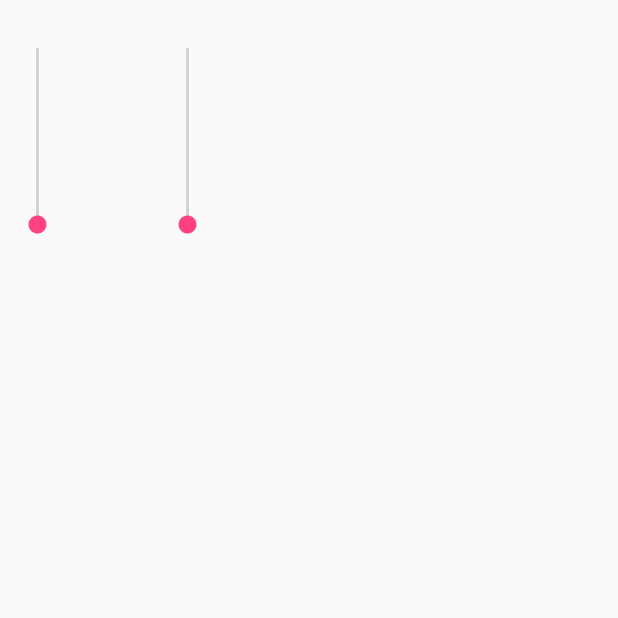
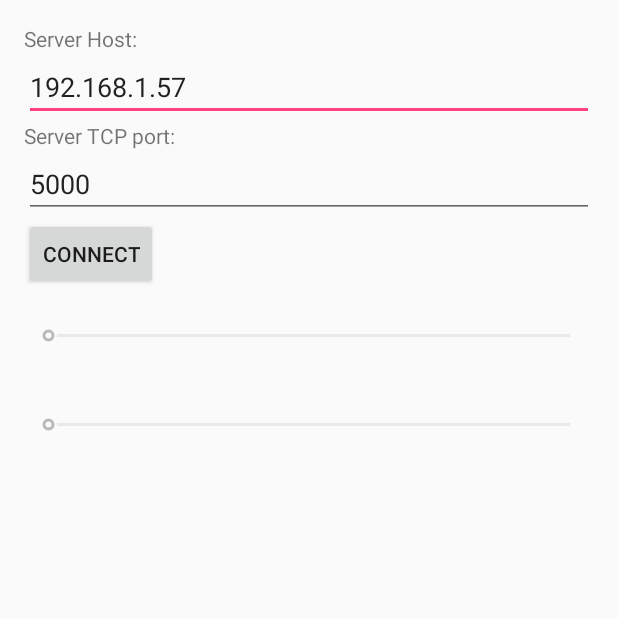
Before and after one commit to strazdinsg/datakomm-tools, an Android app: the screen it shows after launch (MainActivity), on a phone screen of 412 x 824 dp, the top half of it. Run offline under Robolectric (Android 15) with nearby library versions, the phone set to English and light mode, and no system bars.

Commit message:
Example JsonServer created; some improvements for JsonMessage; In Android Tcp Client: handle feedback, allow to configure host and port in GUI, button to connect, Use Java 1.8 again, lock screen to portrait orientation

```diff
--- a/android-tcp-client/AndroidJsonCommandTcpClient/app/src/main/AndroidManifest.xml
+++ b/android-tcp-client/AndroidJsonCommandTcpClient/app/src/main/AndroidManifest.xml
@@ -10,7 +10,8 @@
         android:label="@string/app_name"
         android:supportsRtl="true"
         android:theme="@style/AppTheme">
-        <activity android:name="no.ntnu.datakomm.MainActivity">
+        <activity android:name="no.ntnu.datakomm.MainActivity"
+            android:screenOrientation="portrait">
             <intent-filter>
                 <action android:name="android.intent.action.MAIN" />
 
--- a/android-tcp-client/AndroidJsonCommandTcpClient/app/src/main/java/no/ntnu/datakomm/MainActivity.java
+++ b/android-tcp-client/AndroidJsonCommandTcpClient/app/src/main/java/no/ntnu/datakomm/MainActivity.java
@@ -5,7 +5,11 @@ import android.os.Bundle;
 import android.os.Handler;
 import android.os.Message;
 import android.util.Log;
+import android.view.View;
+import android.widget.Button;
+import android.widget.EditText;
 import android.widget.SeekBar;
+import android.widget.Toast;
 import android.widget.VerticalSeekBar;
 
 import datakomm.ntnu.no.androidjsoncommandtcpclient.R;
@@ -15,12 +19,19 @@ public class MainActivity extends Activity {
     private static final String TAG = "MainActivity";
 
     // Default server's address and port
-    private static final String SERVER_HOST = "192.168.1.57";
-    private static final int SERVER_PORT = 5000;
+    private static final String DEFAULT_SERVER_HOST = "192.168.1.57";
+    private static final int DEFAULT_SERVER_PORT = 5000;
+
+    // States of the application
+    private static enum State { STARTED, CONN_INITIATED, CONN_OPENED };
+    private State state;
 
     private TcpClient tcpClient;
-    private VerticalSeekBar seekBar1;
-    private VerticalSeekBar seekBar2;
+    private SeekBar seekBar1;
+    private SeekBar seekBar2;
+    private EditText etHost;
+    private EditText etPort;
+    private Button btConnect;
 
     /**
      * Initialize all the necessary components
@@ -30,6 +41,8 @@ public class MainActivity extends Activity {
     protected void onCreate(Bundle savedInstanceState) {
         super.onCreate(savedInstanceState);
         setContentView(R.layout.activity_main);
+
+        state = State.STARTED;
 
         initGui();
         initBackgroundLooper();
@@ -54,9 +67,7 @@ public class MainActivity extends Activity {
                 switch (msg.what) {
                     case TcpClient.MSG_TYPE_FEEDBACK:
                         Feedback feedback = (Feedback) msg.obj;
-                        // TODO - handle feedback
-                        Log.i(TAG, "Got feedback in the main GUI thread: success="
-                                + feedback.isSuccess() + ", msg=" + feedback.getErrMsg());
+                        handleFeedback(feedback);
                         break;
                 }
             }
@@ -69,24 +80,40 @@ public class MainActivity extends Activity {
             return;
         }
 
-        tcpClient.initiateConnectionToServer(SERVER_HOST, SERVER_PORT);
     }
 
     /**
      * Initialize the GUI: seekbars, listeners etc
      */
     private void initGui() {
-        seekBar1 = (VerticalSeekBar) findViewById(R.id.seekbar1);
-        seekBar2 = (VerticalSeekBar) findViewById(R.id.seekbar2);
+        // Initialize widget references
+        seekBar1 = (SeekBar) findViewById(R.id.seekBar1);
+        seekBar2 = (SeekBar) findViewById(R.id.seekBar2);
+        etHost = (EditText) findViewById(R.id.serverHost);
+        etPort = (EditText) findViewById(R.id.serverPort);
+        btConnect = (Button) findViewById(R.id.connect);
+
+        // Set some default values
+        etHost.setText(DEFAULT_SERVER_HOST);
+        etPort.setText("" + DEFAULT_SERVER_PORT);
+        seekBar1.setEnabled(false);
+        seekBar2.setEnabled(false);
+
+        // React on Connect button
+        btConnect.setOnClickListener(new View.OnClickListener() {
+            @Override
+            public void onClick(View v) {
+                connectToServer();
+            }
+        });
+
 
         // React on seekbar changes
         SeekBar.OnSeekBarChangeListener seekbarListener = new SeekBar.OnSeekBarChangeListener() {
             @Override
             public void onProgressChanged(SeekBar seekBar, int progress, boolean fromUser) {}
-
             @Override
             public void onStartTrackingTouch(SeekBar seekBar) {}
-
             /**
              * This method is called when the user releases a seekbar
              * @param seekBar
@@ -102,6 +129,54 @@ public class MainActivity extends Activity {
 
         seekBar1.setOnSeekBarChangeListener(seekbarListener);
         seekBar2.setOnSeekBarChangeListener(seekbarListener);
+
+    }
+
+    /**
+     * Initiate connection to server, Background thread will handle it, so we wait for answer
+     */
+    private void connectToServer() {
+        // Disable the Connect button until we get a response
+        btConnect.setEnabled(false);
+
+        // Try to open connection
+        String host = etHost.getText().toString();
+        try {
+            int port = Integer.valueOf(etPort.getText().toString());
+            tcpClient.initiateConnectionToServer(host, port);
+            state = State.CONN_INITIATED;
+
+        } catch (NumberFormatException ex) {
+            Toast.makeText(this, "Invalid port, should be a number", Toast.LENGTH_SHORT).show();
+        }
+    }
+
+    private void handleFeedback(Feedback feedback) {
+        Log.i(TAG, "Got feedback in the main GUI thread: success="
+                + feedback.isSuccess() + ", msg=" + feedback.getErrMsg());
+        switch (this.state) {
+            case CONN_INITIATED:
+                // This should be feedback for the connection open try
+                if (feedback.isSuccess()) {
+                    onSuccessfulConnect();
+                } else {
+                    Log.i(TAG, "Connection failed");
+                    Toast.makeText(this,  feedback.getErrMsg(), Toast.LENGTH_LONG).show();
+                    btConnect.setEnabled(true);
+                }
+                break;
+            default:
+                break;
+        }
+    }
+
+    private void onSuccessfulConnect() {
+        // Connection established, can enable the controls
+        seekBar1.setEnabled(true);
+        seekBar2.setEnabled(true);
+
+        btConnect.setText("Disconnect");
+        // TODO - implement disconnect
     }
 
     /**
@@ -119,4 +194,6 @@ public class MainActivity extends Activity {
         msg.addArgument("" + position);
         tcpClient.enqueueMessage(msg.toJson());
     }
+
+
 }
--- a/android-tcp-client/AndroidJsonCommandTcpClient/app/src/main/res/layout/activity_main.xml
+++ b/android-tcp-client/AndroidJsonCommandTcpClient/app/src/main/res/layout/activity_main.xml
@@ -10,22 +10,79 @@
     android:paddingTop="@dimen/activity_vertical_margin"
     tools:context="no.ntnu.datakomm.MainActivity">
 
-    <android.widget.VerticalSeekBar
-        android:id="@+id/seekbar1"
-        android:background="@null"
+    <EditText
         android:layout_width="wrap_content"
-        android:layout_height="150dip"
-        android:layout_marginRight="30dip"
-        />
+        android:layout_height="wrap_content"
+        android:inputType="textPersonName"
+        android:text="localhost"
+        android:ems="10"
+        android:id="@+id/serverHost"
+        android:layout_below="@+id/textView2"
+        android:layout_alignParentLeft="true"
+        android:layout_alignParentStart="true"
+        android:layout_alignParentRight="true"
+        android:layout_alignParentEnd="true" />
 
-    <android.widget.VerticalSeekBar
-        android:id="@+id/seekbar2"
-        android:background="@null"
+    <TextView
+        android:text="Server Host:"
         android:layout_width="wrap_content"
-        android:layout_height="150dip"
+        android:layout_height="wrap_content"
+        android:id="@+id/textView2"
         android:layout_alignParentTop="true"
-        android:layout_toRightOf="@+id/seekbar1"
-        android:layout_toEndOf="@+id/seekbar1"
-        android:layout_marginLeft="52dp"
-        android:layout_marginStart="52dp" />
+        android:layout_alignParentLeft="true"
+        android:layout_alignParentStart="true" />
+
+    <TextView
+        android:text="Server TCP port:"
+        android:layout_width="wrap_content"
+        android:layout_height="wrap_content"
+        android:id="@+id/textView5"
+        android:layout_below="@+id/serverHost"
+        android:layout_alignParentLeft="true"
+        android:layout_alignParentStart="true" />
+
+    <EditText
+        android:layout_width="wrap_content"
+        android:layout_height="wrap_content"
+        android:inputType="number"
+        android:ems="10"
+        android:layout_below="@+id/textView5"
+        android:layout_alignParentLeft="true"
+        android:layout_alignParentStart="true"
+        android:id="@+id/serverPort"
+        android:layout_alignParentRight="true"
+        android:layout_alignParentEnd="true"
+        android:text="5000" />
+
+    <Button
+        android:text="Connect"
+        android:layout_width="wrap_content"
+        android:layout_height="wrap_content"
+        android:layout_below="@+id/serverPort"
+        android:layout_alignParentLeft="true"
+        android:layout_alignParentStart="true"
+        android:id="@+id/connect" />
+
+    <SeekBar
+        android:layout_width="wrap_content"
+        android:layout_height="wrap_content"
+        android:id="@+id/seekBar1"
+        android:layout_below="@+id/connect"
+        android:layout_alignParentLeft="true"
+        android:layout_alignParentStart="true"
+        android:layout_marginTop="21dp"
+        android:layout_alignParentRight="true"
+        android:layout_alignParentEnd="true" />
+
+    <SeekBar
+        android:layout_width="wrap_content"
+        android:layout_height="wrap_content"
+        android:id="@+id/seekBar2"
+        android:layout_below="@+id/seekBar1"
+        android:layout_alignParentLeft="true"
+        android:layout_alignParentStart="true"
+        android:layout_marginTop="41dp"
+        android:layout_alignParentRight="true"
+        android:layout_alignParentEnd="true" />
+
 </RelativeLayout>
--- a/android-tcp-client/tcp-server-client-tools/src/main/java/no/ntnu/datakomm/JsonMessage.java
+++ b/android-tcp-client/tcp-server-client-tools/src/main/java/no/ntnu/datakomm/JsonMessage.java
@@ -39,6 +39,10 @@ public class JsonMessage {
 
     public void setArguments(List<String> arguments) {
         this.arguments = arguments;
+    }
+
+    public void clearArguments() {
+        arguments.clear();
     }
 
     /**
```
Also changed, not shown: android-tcp-client/AndroidJsonCommandTcpClient/app/src/main/java/no/ntnu/datakomm/TcpClient.java (+14 -0 lines), android-tcp-client/JsonCommandTcpServer/src/main/java/no/ntnu/datakomm/ClientThread.java (added, +136 -0 lines), android-tcp-client/JsonCommandTcpServer/src/main/java/no/ntnu/datakomm/JsonServer.java (added, +72 -0 lines), android-tcp-client/JsonCommandTcpServer/src/main/java/no/ntnu/datakomm/PeriodicSenderThread.java (added, +47 -0 lines), android-tcp-client/tcp-server-client-tools/src/main/java/no/ntnu/datakomm/MsgType.java (+6 -4 lines), 3 other files.
